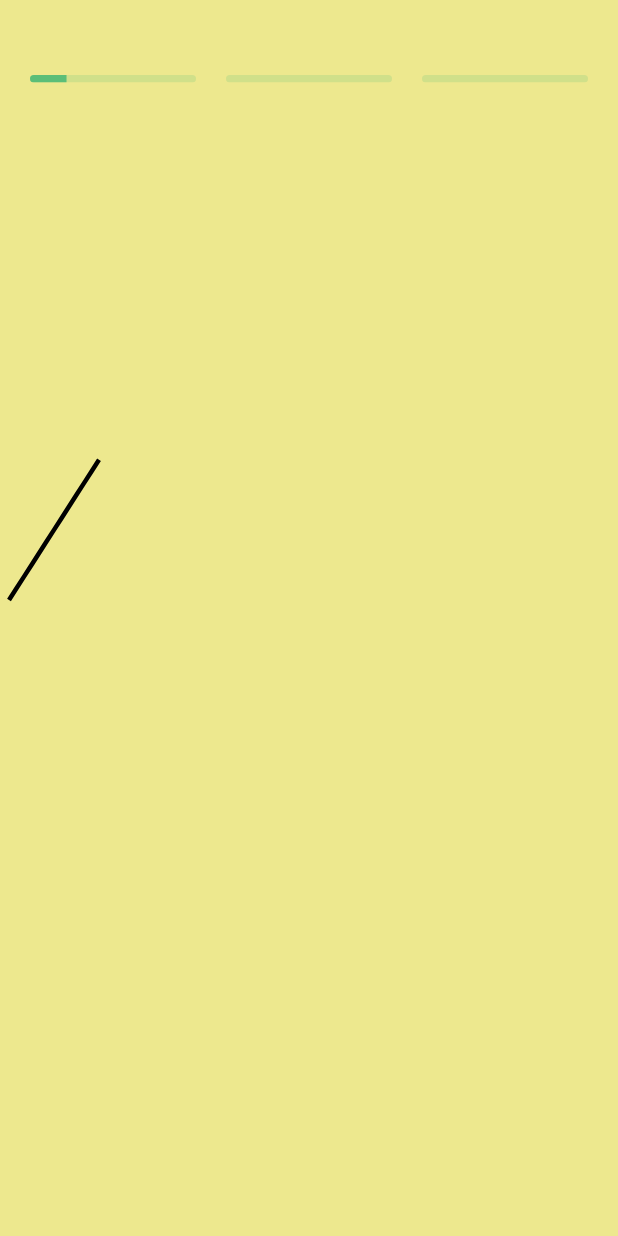
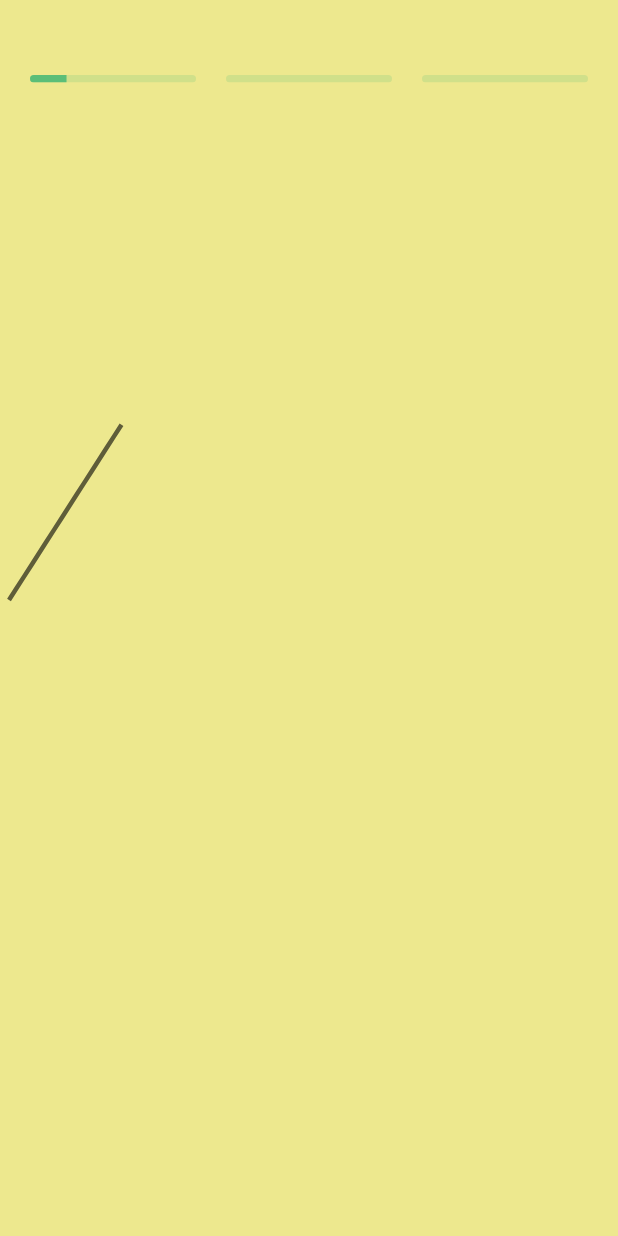
Before and after one commit to havkaweight/mobile, a Flutter app: the screen it shows after launch, after a tap on "Get Started", on a phone screen of 412 x 824 dp. Run offline on Flutter 3.47's test engine with Material 2 defaults, Android fonts, the light colour scheme and no system bars; our stand-ins replace charts_flutter, dio, firebase_auth, firebase_core, flutter_secure_storage, font_awesome_flutter and 5 more; missing offline and left inert: dart:html, dio_http_cache, flutter_driver, flutter_reactive_ble, qr_code_scanner; accounts and stored records are empty; network calls fail.

Commit message:
Added draft of line chart

```diff
--- a/lib/ui/screens/onboarding_screens.dart
+++ b/lib/ui/screens/onboarding_screens.dart
@@ -26,7 +26,7 @@ class _OnboardingScreen1State extends State<OnboardingScreen1> {
       DataPoint(dx: 0, dy: 0)
     ];
 
-    Timer.periodic(const Duration(milliseconds: 50), (timer) {
+    Timer.periodic(const Duration(milliseconds: 40), (timer) {
       setState(() {
         mockDataPoints.add(DataPoint(dx: mockDataPoints.last.dx+5, dy: mockDataPoints.last.dy + (Random().nextDouble()*2-1)*10));
       });
--- a/lib/ui/screens/story_screen.dart
+++ b/lib/ui/screens/story_screen.dart
@@ -1,4 +1,5 @@
 import 'dart:async';
+import 'dart:math';
 
 import 'package:flutter/cupertino.dart';
 import 'package:flutter/material.dart';
@@ -65,19 +66,35 @@ class _StoryPageState extends State<StoryPage> {
       });
     });
   }
-
+  double _dragDistance = 0;
+  double _offset = 0;
   @override
   Widget build(BuildContext context) {
-    return Hero(
-      tag: "get-started",
-      child: Dismissible(
-        key: const Key('key'),
-        direction: DismissDirection.down,
-        onDismissed: (_) {
+    final double height = MediaQuery.of(context).size.height;
+    return Transform.translate(
+      offset: Offset(0.0, _offset),
+      child: GestureDetector(
+        onVerticalDragDown: (details) {
+          setState(() {
+            _dragDistance = 0;
+          });
+        },
+        onVerticalDragUpdate: (details) {
+          setState(() {
+            if(details.delta.dy > 0) {
+              _dragDistance += details.delta.dy;
+              _offset += details.delta.dy / height * 150;
+            }
+          });
+        },
+        onVerticalDragEnd: (details) {
+          if (_offset > 50) {
             Navigator.pop(context);
+          } else {
+            _offset = 0;
+          }
         },
-        child: GestureDetector(
-          onTapDown: (TapDownDetails details) {
+        onTapUp: (TapUpDetails details) {
           final double screenWidth = MediaQuery.of(context).size.width;
           final double dx = details.globalPosition.dx;
           if (dx < screenWidth / 2) {
@@ -105,9 +122,9 @@ class _StoryPageState extends State<StoryPage> {
             });
           }
         },
-          child: Scaffold(
-            backgroundColor: HavkaColors.bone[100],
-            body: Stack(
+        child: Hero(
+          tag: "get-started",
+          child: Stack(
             children: [
               stories[currentStoryIndex],
               StoryBars(
@@ -117,7 +134,6 @@ class _StoryPageState extends State<StoryPage> {
           ),
         ),
       ),
-      ),
     );
   }
 }
--- a/lib/ui/widgets/line_chart.dart
+++ b/lib/ui/widgets/line_chart.dart
@@ -21,7 +21,7 @@ class HavkaLineChart extends CustomPainter {
   @override
   void paint(Canvas canvas, Size size) {
     final axisPaint = Paint()
-        ..color = Colors.black
+        ..color = Colors.black.withOpacity(0.6)
         ..strokeWidth = 3
         ..style = PaintingStyle.stroke;
 
```
Lines whose indentation alone changed are shown as unchanged.
